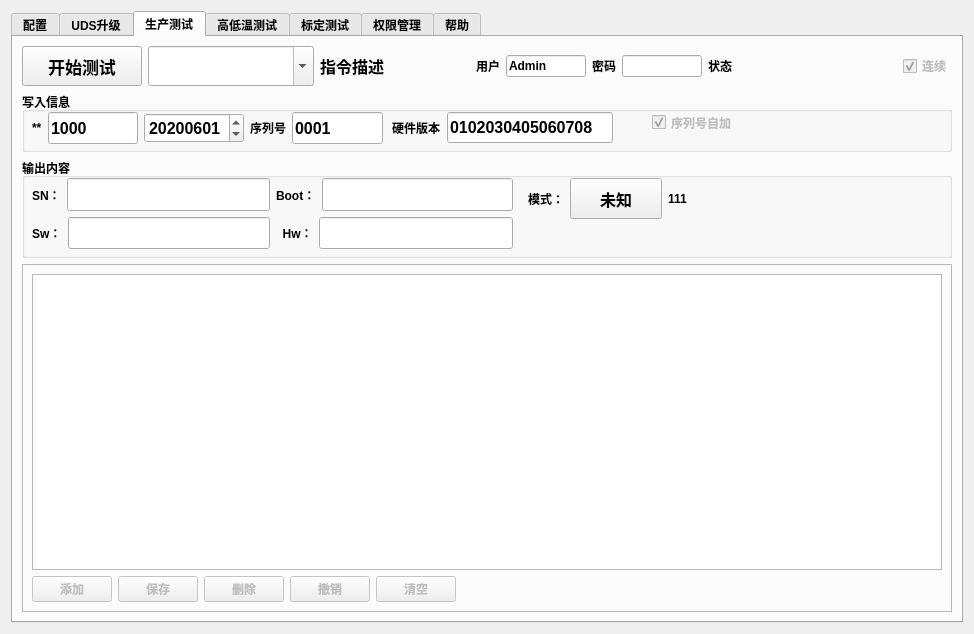
The window that src/app/view/businessform/udsform.ui (nealwang123/template2) describes before a commit, drawn with Qt 5.
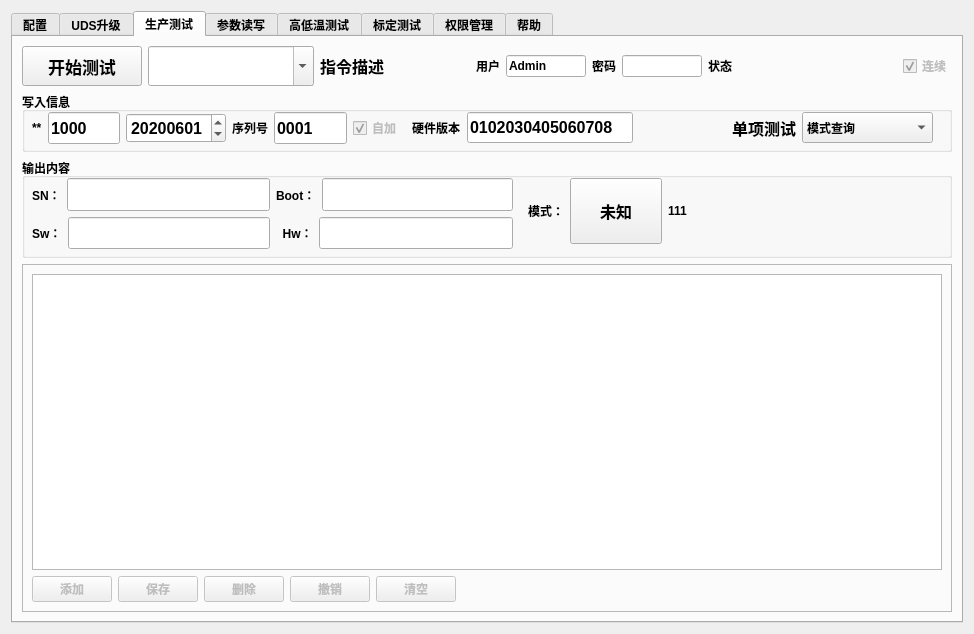
The same window after the commit. The open tabs and pages were chosen to show the change. Icons and pictures are not drawn.

Commit message:
1：更换状态指示灯，添加一种状态 2：配置文件添加硬件版本号 3：生产测试配合下位机添加重发机制，收到GBYE指令重发当前帧 4：算法参数可更新显示 5：表格首行限制删除 6：非标定程序，禁用PSBroker程序 版本号：V1.0.6
当前问题：
1：生产测试判定未添加；
2：高低温测试项判定未添加；
3：数据统一存储到数据库，导出到execl功能未添加；

The edit to the form file:
```diff
--- a/src/app/view/businessform/udsform.ui
+++ b/src/app/view/businessform/udsform.ui
@@ -867,29 +867,10 @@
            <property name="title">
             <string>写入信息</string>
            </property>
-           <widget class="QCheckBox" name="checkBox_autoadd">
-            <property name="enabled">
-             <bool>false</bool>
-            </property>
-            <property name="geometry">
-             <rect>
-              <x>630</x>
-              <y>20</y>
-              <width>91</width>
-              <height>21</height>
-             </rect>
-            </property>
-            <property name="text">
-             <string>序列号自加</string>
-            </property>
-            <property name="checked">
-             <bool>true</bool>
-            </property>
-           </widget>
            <widget class="QWidget" name="layoutWidget_2">
             <property name="geometry">
              <rect>
-              <x>370</x>
+              <x>390</x>
               <y>20</y>
               <width>221</width>
               <height>31</height>
@@ -928,12 +909,12 @@
              </item>
             </layout>
            </widget>
-           <widget class="QWidget" name="">
+           <widget class="QWidget" name="layoutWidget">
             <property name="geometry">
              <rect>
               <x>10</x>
               <y>20</y>
-              <width>351</width>
+              <width>370</width>
               <height>32</height>
              </rect>
             </property>
@@ -1040,10 +1021,112 @@
                  </property>
                 </widget>
                </item>
+               <item>
+                <widget class="QCheckBox" name="checkBox_autoadd">
+                 <property name="enabled">
+                  <bool>false</bool>
+                 </property>
+                 <property name="text">
+                  <string>自加</string>
+                 </property>
+                 <property name="checked">
+                  <bool>true</bool>
+                 </property>
+                </widget>
+               </item>
               </layout>
              </item>
             </layout>
            </widget>
+           <widget class="QWidget" name="layoutWidget">
+            <property name="geometry">
+             <rect>
+              <x>710</x>
+              <y>20</y>
+              <width>201</width>
+              <height>31</height>
+             </rect>
+            </property>
+            <layout class="QHBoxLayout" name="horizontalLayout_29">
+             <item>
+              <widget class="QLabel" name="label_22">
+               <property name="font">
+                <font>
+                 <pointsize>12</pointsize>
+                </font>
+               </property>
+               <property name="text">
+                <string>单项测试</string>
+               </property>
+              </widget>
+             </item>
+             <item>
+              <widget class="QComboBox" name="comboBox">
+               <property name="sizePolicy">
+                <sizepolicy hsizetype="Expanding" vsizetype="Preferred">
+                 <horstretch>0</horstretch>
+                 <verstretch>0</verstretch>
+                </sizepolicy>
+               </property>
+               <item>
+                <property name="text">
+                 <string>模式查询</string>
+                </property>
+               </item>
+               <item>
+                <property name="text">
+                 <string>工厂模式</string>
+                </property>
+               </item>
+               <item>
+                <property name="text">
+                 <string>写入序列号</string>
+                </property>
+               </item>
+               <item>
+                <property name="text">
+                 <string>写入硬件号</string>
+                </property>
+               </item>
+               <item>
+                <property name="text">
+                 <string>进入EOL</string>
+                </property>
+               </item>
+               <item>
+                <property name="text">
+                 <string>查询序列号</string>
+                </property>
+               </item>
+               <item>
+                <property name="text">
+                 <string>查询软件版本</string>
+                </property>
+               </item>
+               <item>
+                <property name="text">
+                 <string>查询boot版本</string>
+                </property>
+               </item>
+               <item>
+                <property name="text">
+                 <string>查询硬件版本</string>
+                </property>
+               </item>
+               <item>
+                <property name="text">
+                 <string>查询参数</string>
+                </property>
+               </item>
+               <item>
+                <property name="text">
+                 <string>退出EOL</string>
+                </property>
+               </item>
+              </widget>
+             </item>
+            </layout>
+           </widget>
           </widget>
          </item>
          <item>
@@ -1063,13 +1146,13 @@
            <property name="title">
             <string>输出内容</string>
            </property>
-           <widget class="QWidget" name="">
+           <widget class="QWidget" name="layoutWidget">
             <property name="geometry">
              <rect>
               <x>506</x>
               <y>20</y>
               <width>331</width>
-              <height>41</height>
+              <height>66</height>
              </rect>
             </property>
             <layout class="QHBoxLayout" name="horizontalLayout_9">
@@ -1115,6 +1198,12 @@
              </item>
              <item>
               <widget class="QLabel" name="label_out">
+               <property name="minimumSize">
+                <size>
+                 <width>64</width>
+                 <height>64</height>
+                </size>
+               </property>
                <property name="text">
                 <string/>
                </property>
@@ -1122,7 +1211,7 @@
              </item>
             </layout>
            </widget>
-           <widget class="QWidget" name="">
+           <widget class="QWidget" name="layoutWidget">
             <property name="geometry">
              <rect>
               <x>10</x>
@@ -1441,6 +1530,21 @@
        </item>
       </layout>
      </widget>
+     <widget class="QWidget" name="tab_8">
+      <attribute name="title">
+       <string>参数读写</string>
+      </attribute>
+      <widget class="QWidget" name="widget_Algorithm" native="true">
+       <property name="geometry">
+        <rect>
+         <x>160</x>
+         <y>10</y>
+         <width>781</width>
+         <height>571</height>
+        </rect>
+       </property>
+      </widget>
+     </widget>
      <widget class="QWidget" name="tab_5">
       <attribute name="title">
        <string>高低温测试</string>
```
Left out of the diff: 6 changed lines with no effect on the pictures. The commit also changes 22 other files.
